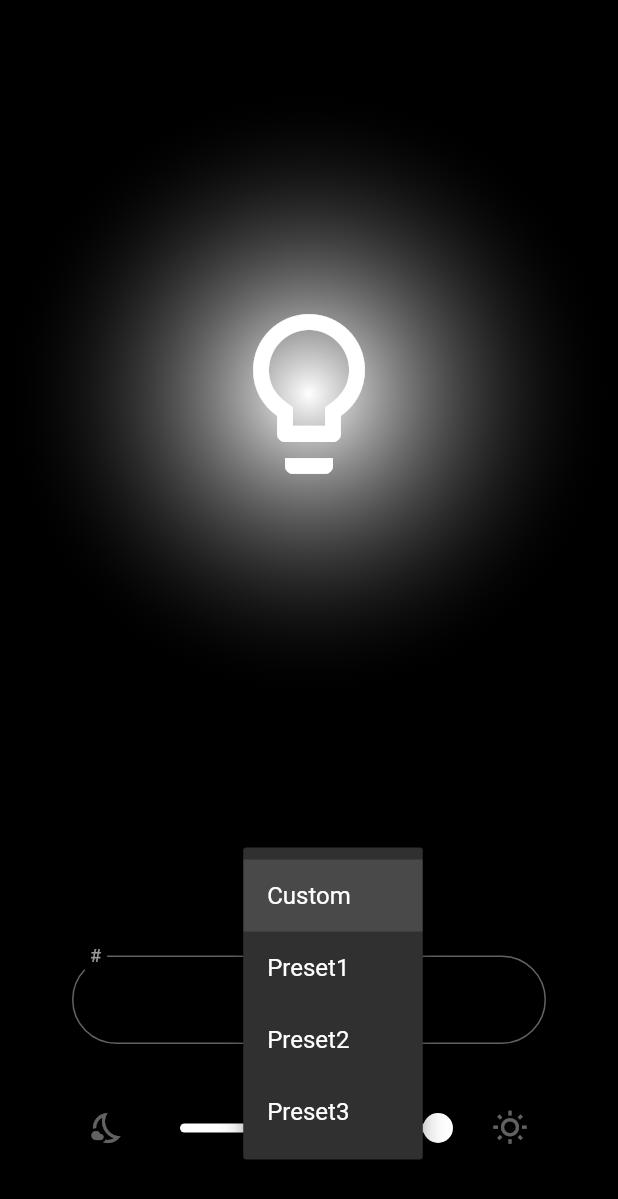
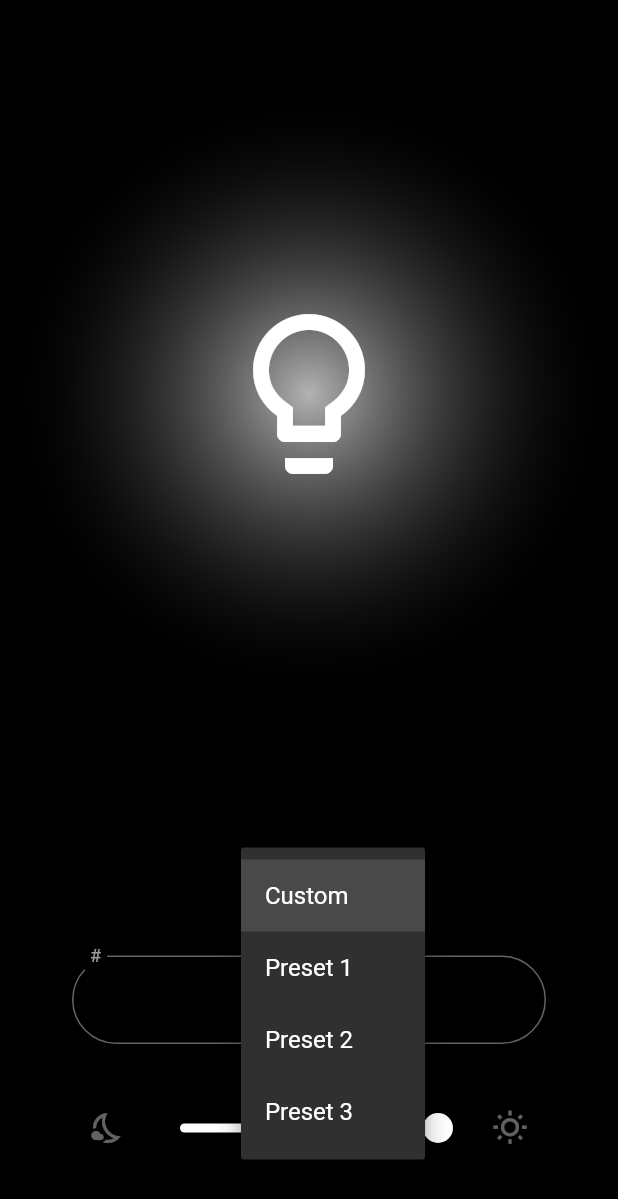
Before and after one commit to TobiasRitter/flutter_rgb_leds, a Flutter app: the screen it shows after launch, after a tap on "Custom", on a phone screen of 412 x 824 dp. Shown: the top 1199 px of the screen. Run offline on Flutter 3.47's test engine with Material 2 defaults, Android fonts, the phone set to English and light mode, and no system bars.

Commit message:
improve lightbulb

```diff
--- a/lib/main.dart
+++ b/lib/main.dart
@@ -1,3 +1,5 @@
+import 'dart:math';
+
 import 'package:flutter/material.dart';
 
 void main() {
@@ -35,9 +37,9 @@ class MyHomePage extends StatefulWidget {
   MyHomePage({Key key}) : super(key: key);
 
   final Map<String, String> presets = {
-    "Preset1": "FF0000",
-    "Preset2": "00FF00",
-    "Preset3": "0000FF",
+    "Preset 1": "FF0000",
+    "Preset 2": "00FF00",
+    "Preset 3": "0000FF",
   };
 
   @override
@@ -106,7 +108,10 @@ class _MyHomePageState extends State<MyHomePage> {
               decoration: BoxDecoration(
                 gradient: RadialGradient(
                   radius: 0.5,
-                  colors: [color, Colors.transparent],
+                  colors: [
+                    color.withAlpha((sqrt(alpha / 255) * 255 * 0.7).round()),
+                    Colors.transparent
+                  ],
                 ),
               ),
               child: Row(
@@ -115,7 +120,7 @@ class _MyHomePageState extends State<MyHomePage> {
                   Icon(
                     Icons.lightbulb_outline,
                     size: 128,
-                    color: Colors.white,
+                    color: color.withAlpha(255),
                   ),
                 ],
               ),
```
